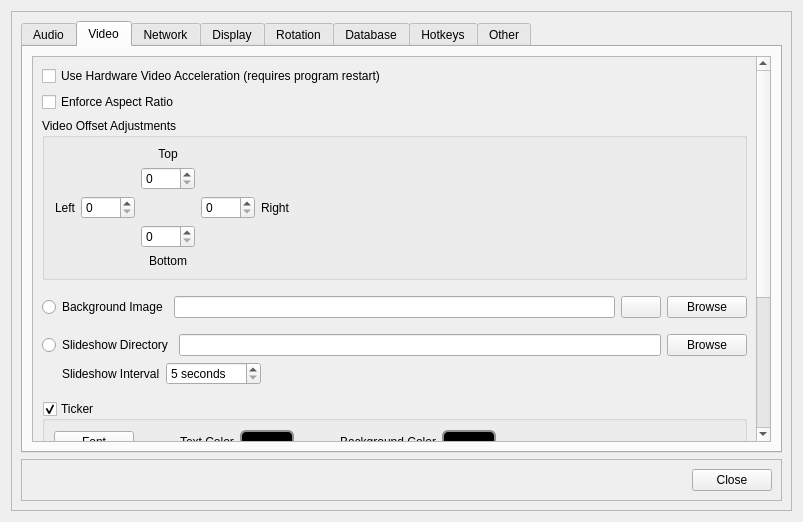
OpenKJ/OpenKJ, file OpenKJ/dlgsettings.ui: the form before one commit.
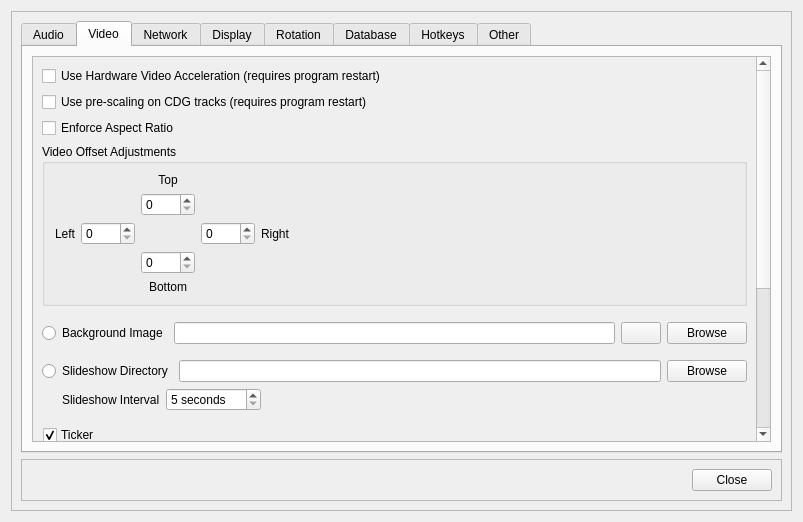
The form after the commit. The open tabs and pages were chosen to show the change. Icons and pictures are not drawn.

```diff
--- a/OpenKJ/dlgsettings.ui
+++ b/OpenKJ/dlgsettings.ui
@@ -312,8 +312,8 @@
                 <rect>
                  <x>0</x>
                  <y>0</y>
-                 <width>825</width>
-                 <height>710</height>
+                 <width>725</width>
+                 <height>741</height>
                 </rect>
                </property>
                <layout class="QVBoxLayout" name="verticalLayout_11">
@@ -324,6 +324,16 @@
                   </property>
                  </widget>
                 </item>
+                <item>
+                 <widget class="QCheckBox" name="checkBoxCdgPrescaling">
+                  <property name="toolTip">
+                   <string>&lt;html&gt;&lt;head/&gt;&lt;body&gt;&lt;p&gt;Pre-scales CDG graphics before feeding them to the video pipeline.  Makes CDG output look noticeably sharper, but moderately increases CPU load.&lt;/p&gt;&lt;/body&gt;&lt;/html&gt;</string>
+                  </property>
+                  <property name="text">
+                   <string>Use pre-scaling on CDG tracks (requires program restart)</string>
+                  </property>
+                 </widget>
+                </item>
                 <item>
                  <widget class="QCheckBox" name="checkBoxEnforceAspectRatio">
                   <property name="toolTip">
```
Left out of the diff: 4 changed lines with no effect on the pictures.
